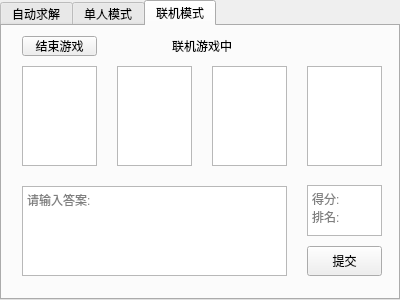
Qt form gamewidget.ui (SusieGlitter/puzzle24_LANbattle) before a commit.
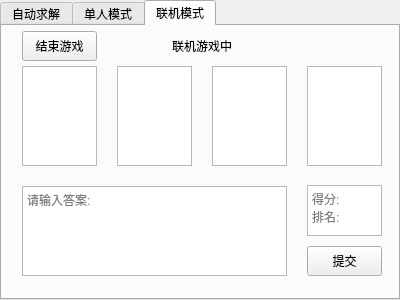
The same form after that commit. The open tabs and pages were chosen to show the change. Icons and pictures are not drawn.

The edit to the form file:
```diff
--- a/gamewidget.ui
+++ b/gamewidget.ui
@@ -370,9 +370,9 @@
        <property name="geometry">
         <rect>
          <x>20</x>
-         <y>10</y>
+         <y>5</y>
          <width>75</width>
-         <height>20</height>
+         <height>30</height>
         </rect>
        </property>
        <property name="text">
```
Left out of the diff: 4 changed lines with no effect on the pictures.
